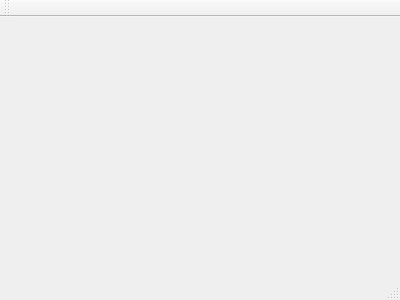
Old version of the form mainwindow.ui in the repository anuragagarwal561994/RaspberryPiProject.
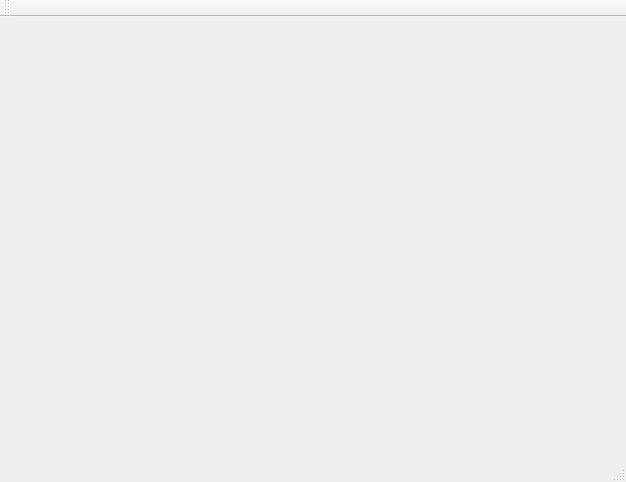
New version of the form.

Commit message: Fixes the size of the window

Patch:
```diff
--- a/mainwindow.ui
+++ b/mainwindow.ui
@@ -1,24 +1,57 @@
 <ui version="4.0">
  <class>MainWindow</class>
- <widget class="QMainWindow" name="MainWindow" >
-  <property name="geometry" >
+ <widget class="QMainWindow" name="MainWindow">
+  <property name="geometry">
    <rect>
     <x>0</x>
     <y>0</y>
-    <width>400</width>
-    <height>300</height>
+    <width>626</width>
+    <height>482</height>
    </rect>
   </property>
-  <property name="windowTitle" >
+  <property name="sizePolicy">
+   <sizepolicy hsizetype="Fixed" vsizetype="Fixed">
+    <horstretch>0</horstretch>
+    <verstretch>0</verstretch>
+   </sizepolicy>
+  </property>
+  <property name="minimumSize">
+   <size>
+    <width>0</width>
+    <height>0</height>
+   </size>
+  </property>
+  <property name="maximumSize">
+   <size>
+    <width>626</width>
+    <height>482</height>
+   </size>
+  </property>
+  <property name="windowTitle">
    <string>MainWindow</string>
   </property>
-  <widget class="QMenuBar" name="menuBar" />
-  <widget class="QToolBar" name="mainToolBar" />
-  <widget class="QWidget" name="centralWidget" />
-  <widget class="QStatusBar" name="statusBar" />
+  <widget class="QWidget" name="centralWidget"/>
+  <widget class="QMenuBar" name="menuBar">
+   <property name="geometry">
+    <rect>
+     <x>0</x>
+     <y>0</y>
+     <width>626</width>
+     <height>25</height>
+    </rect>
+   </property>
+  </widget>
+  <widget class="QToolBar" name="mainToolBar">
+   <attribute name="toolBarArea">
+    <enum>TopToolBarArea</enum>
+   </attribute>
+   <attribute name="toolBarBreak">
+    <bool>false</bool>
+   </attribute>
+  </widget>
+  <widget class="QStatusBar" name="statusBar"/>
  </widget>
- <layoutDefault spacing="6" margin="11" />
- <pixmapfunction></pixmapfunction>
+ <layoutdefault spacing="6" margin="11"/>
  <resources/>
  <connections/>
 </ui>
```
Left out of the diff: 1 changed line with no effect on the pictures.
